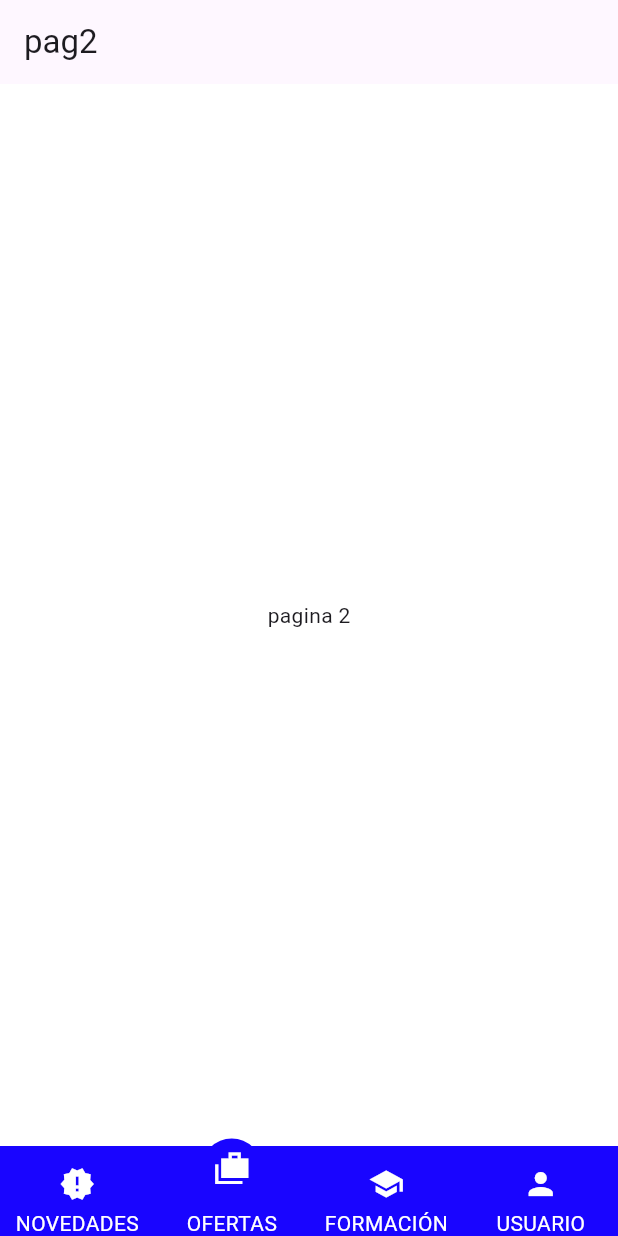
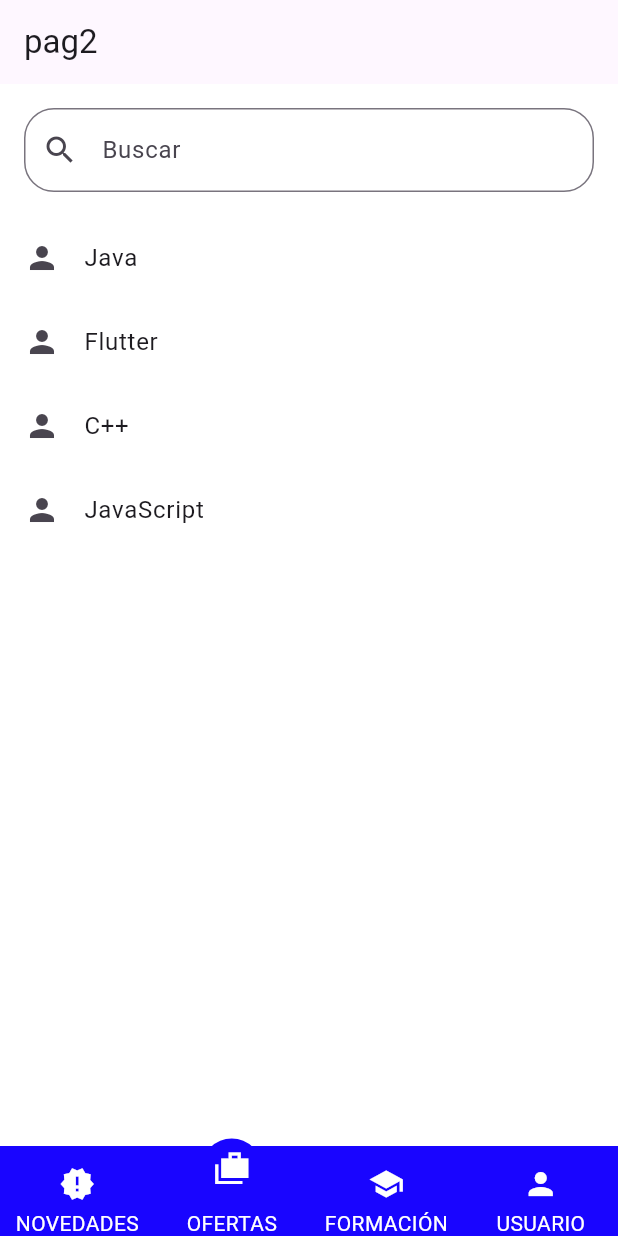
Before and after one commit to angelRz97/PracticaFDC-Movil, a Flutter app: the screen it shows after launch, item 2 of the bottom bar chosen, on a phone screen of 412 x 824 dp. Run offline on Flutter 3.47's test engine with Material 3 defaults, Android fonts, the phone set to English and light mode, and no system bars; drawn by our look-alikes of curved_labeled_navigation_bar.

Commit message:
cambios1

```diff
--- /dev/null
+++ b/proyecto_base/proj/lib/ofertas.dart
@@ -0,0 +1,53 @@
+import 'package:flutter/material.dart';
+import 'package:proj/intereses/interes.dart';
+import '/principal.dart';
+
+class Ofertas extends StatefulWidget {
+
+  @override
+  State<Ofertas> createState() => _OfertasState();
+}
+
+class _OfertasState extends State<Ofertas> {
+  final controller = TextEditingController();
+  List<Interest> interests = allInterests;
+
+  @override
+  Widget build(BuildContext context) {
+    return Column(
+          children: <Widget>[
+            Container(
+                margin: const EdgeInsets.fromLTRB(16, 16, 16, 16),
+                child: TextField(
+                  controller: controller,
+                  decoration: InputDecoration(
+                      prefixIcon: const Icon(Icons.search), hintText: 'Buscar', border: OutlineInputBorder(borderRadius: BorderRadius.circular(20), borderSide: const BorderSide(color: Colors.red))),
+                  onChanged: searchInterest,
+                )),
+            Expanded(
+              child: ListView.builder(
+                itemCount: interests.length,
+                itemBuilder: (context, index) {
+                  final interest = interests[index];
+
+                  return ListTile(
+                    leading: Icon(Icons.person),
+                    title: Text(interest.name),
+                  );
+                },
+              ),
+            )
+          ],
+        );
+  }
+  void searchInterest(String query) {
+    final suggestions = allInterests.where((interest) {
+      final interestName = interest.name.toLowerCase();
+      final input = query.toLowerCase();
+
+      return interestName.contains(input);
+    }).toList();
+
+    setState(() => interests = suggestions);
+  }
+}
--- a/proyecto_base/proj/lib/principal.dart
+++ b/proyecto_base/proj/lib/principal.dart
@@ -2,6 +2,7 @@ import 'package:curved_labeled_navigation_bar/curved_navigation_bar.dart';
 import 'package:curved_labeled_navigation_bar/curved_navigation_bar_item.dart';
 import 'package:flutter/material.dart';
 import 'package:proj/intereses/interes.dart';
+import 'package:proj/ofertas.dart';
 import '/s1.dart';
 import '/s2.dart';
 import '/s3.dart';
@@ -78,7 +79,7 @@ class _principal extends State<Principal> {
       return Container(child: Center(child: Text("pagina 1")));
     }
     if (index == 1) {
-      return Container(child: Center(child: Text("pagina 2")));
+      return Ofertas();
     }
     if (index == 2) {
       return Container(child: Center(child: Text("pagina 3")));
```
Also changed, not shown: hola.txt (deleted), proyecto_base/proj/pubspec.lock.
